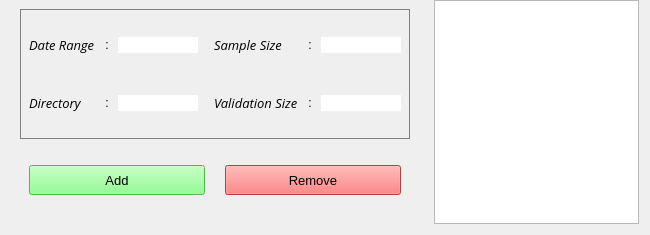
The window that ui/xml/options/first.ui (janoschortmann/abstract-screening) describes before a commit, drawn with Qt 5.
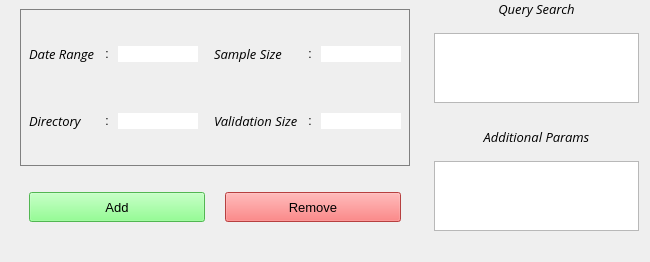
The same window after the commit.

```diff
--- a/ui/xml/options/first.ui
+++ b/ui/xml/options/first.ui
@@ -280,7 +280,76 @@
     </widget>
    </item>
    <item>
-    <widget class="QTextEdit" name="query_box"/>
+    <layout class="QVBoxLayout" name="query_boxes">
+     <property name="topMargin">
+      <number>0</number>
+     </property>
+     <property name="bottomMargin">
+      <number>20</number>
+     </property>
+     <item>
+      <widget class="QLabel" name="search_lab">
+       <property name="font">
+        <font>
+         <family>Open Sans</family>
+         <pointsize>10</pointsize>
+         <italic>true</italic>
+        </font>
+       </property>
+       <property name="styleSheet">
+        <string notr="true"/>
+       </property>
+       <property name="text">
+        <string>Query Search</string>
+       </property>
+       <property name="alignment">
+        <set>Qt::AlignmentFlag::AlignCenter</set>
+       </property>
+      </widget>
+     </item>
+     <item>
+      <widget class="QPlainTextEdit" name="query_box"/>
+     </item>
+     <item>
+      <spacer name="space">
+       <property name="orientation">
+        <enum>Qt::Orientation::Vertical</enum>
+       </property>
+       <property name="sizeType">
+        <enum>QSizePolicy::Policy::Fixed</enum>
+       </property>
+       <property name="sizeHint" stdset="0">
+        <size>
+         <width>20</width>
+         <height>10</height>
+        </size>
+       </property>
+      </spacer>
+     </item>
+     <item>
+      <widget class="QLabel" name="params_lab">
+       <property name="font">
+        <font>
+         <family>Open Sans</family>
+         <pointsize>10</pointsize>
+         <italic>true</italic>
+        </font>
+       </property>
+       <property name="styleSheet">
+        <string notr="true"/>
+       </property>
+       <property name="text">
+        <string>Additional Params</string>
+       </property>
+       <property name="alignment">
+        <set>Qt::AlignmentFlag::AlignCenter</set>
+       </property>
+      </widget>
+     </item>
+     <item>
+      <widget class="QPlainTextEdit" name="params_box"/>
+     </item>
+    </layout>
    </item>
   </layout>
  </widget>
```
Left out of the diff: 8 changed lines with no effect on the pictures.
